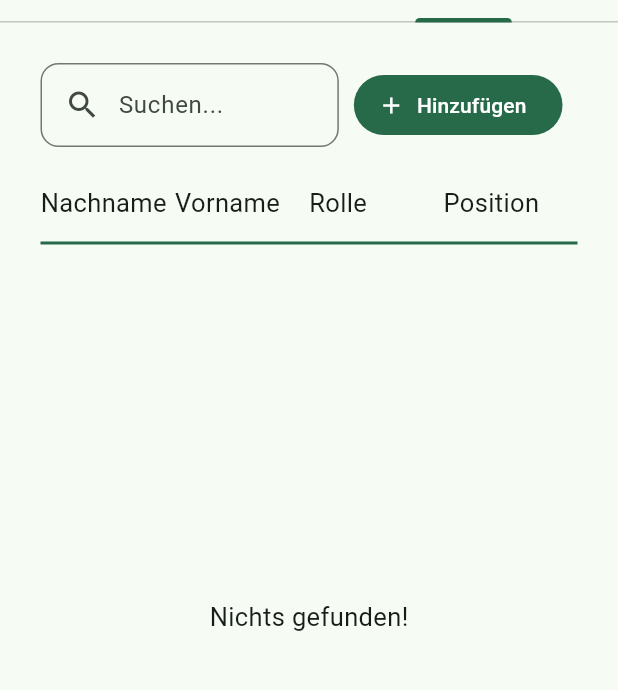
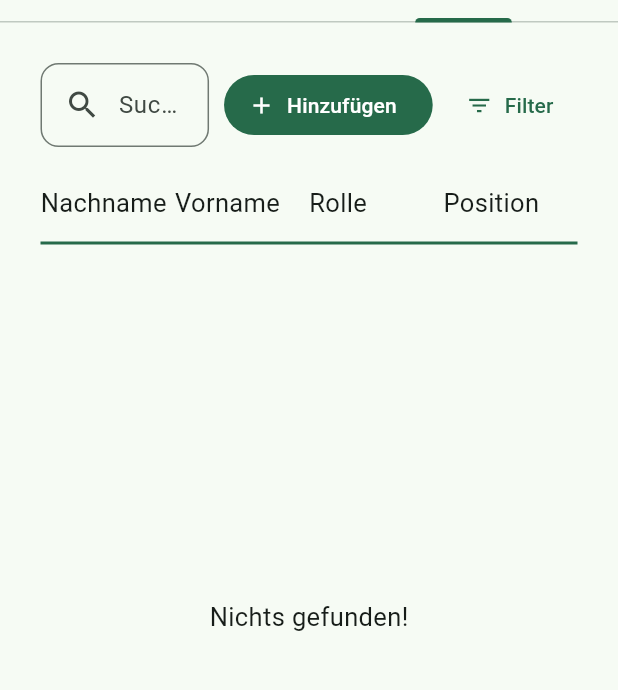
Before and after one commit to flavianz/tv-oberwil, a Flutter app: the TeamDetailsScreen widget shown alone on an empty page, opened directly with empty values, tab 2 chosen, on a phone screen of 412 x 824 dp, the part 195-885 px from its top. Run offline on Flutter 3.47's test engine with Material 3 defaults, Android fonts, the phone set to English and light mode, and no system bars; our stand-ins replace cloud_firestore, cloud_functions, diacritic, equatable, firebase_auth, firebase_core and 4 more; missing offline and left inert: firebase_ui_auth, firebase_ui_oauth_google, mobile_scanner; accounts and stored records are empty.

Commit message:
add list filter to chip filter

```diff
--- a/lib/components/paginated_list_page.dart
+++ b/lib/components/paginated_list_page.dart
@@ -32,8 +32,15 @@ sealed class Filter {
 
 class ChipFilter extends Filter {
   final Map<String, String> options;
+  final bool isList;
 
-  ChipFilter(super.key, super.name, super.icon, this.options);
+  ChipFilter(
+    super.key,
+    super.name,
+    super.icon,
+    this.options, {
+    this.isList = false,
+  });
 }
 
 class BoolFilter extends Filter {
@@ -50,8 +57,9 @@ sealed class FilterProperty {
 
 class ChipFilterProperty extends FilterProperty {
   final List<String> selectedKeys;
+  final bool isList;
 
-  const ChipFilterProperty(super.key, this.selectedKeys);
+  const ChipFilterProperty(super.key, this.selectedKeys, this.isList);
 }
 
 class BoolFilterProperty extends FilterProperty {
@@ -114,6 +122,7 @@ class _PaginatedListPageState extends State<PaginatedListPage> {
             ChipFilter() => ChipFilterProperty(
               filter.key,
               filter.options.keys.toList(),
+              filter.isList,
             ),
           });
         }),
@@ -177,9 +186,16 @@ class _PaginatedListPageState extends State<PaginatedListPage> {
                         data[filterProperty.key],
                       ));
             case ChipFilterProperty():
-              return filterProperty.selectedKeys.contains(
-                data[filterProperty.key],
-              );
+              if (filterProperty.isList) {
+                return filterProperty.selectedKeys.any(
+                  (option) =>
+                      (data[filterProperty.key] as List).contains(option),
+                );
+              } else {
+                return filterProperty.selectedKeys.contains(
+                  data[filterProperty.key],
+                );
+              }
           }
         });
       }
@@ -426,6 +442,7 @@ class FilterDialogState extends State<FilterDialog> {
                                                   .key] = ChipFilterProperty(
                                                 filter.key,
                                                 filter.options.keys.toList(),
+                                                filter.isList,
                                               );
                                             });
                                           } else {
@@ -434,6 +451,7 @@ class FilterDialogState extends State<FilterDialog> {
                                                   .key] = ChipFilterProperty(
                                                 filter.key,
                                                 [],
+                                                filter.isList,
                                               );
                                             });
                                           }
--- a/lib/screens/admin/team_details.dart
+++ b/lib/screens/admin/team_details.dart
@@ -80,6 +80,22 @@ class TeamDetailsScreen extends StatelessWidget {
                 .doc(uid)
                 .collection("team_members"),
             collectionKey: "teams/$uid/team_members",
+            filters: [
+              ChipFilter("roles", "Rollen", Icons.person_outline, {
+                "player": "Spieler",
+                "no_licence": "Keine Lizenz",
+                "coach": "Trainer",
+                "assistant_coach": "Assistentstrainer",
+                "null": "Keine",
+              }, isList: true),
+              ChipFilter("positions", "Positionen", Icons.location_searching, {
+                "forward": "Stürmer",
+                "center": "Center",
+                "defense": "Verteidigung",
+                "keeper": "Torhüter",
+                "null": "Keine",
+              }, isList: true),
+            ],
             tableOptions: TableOptions(
               [
                 TableColumn("last", "Nachname", (data) => Text(data), 1),
```
